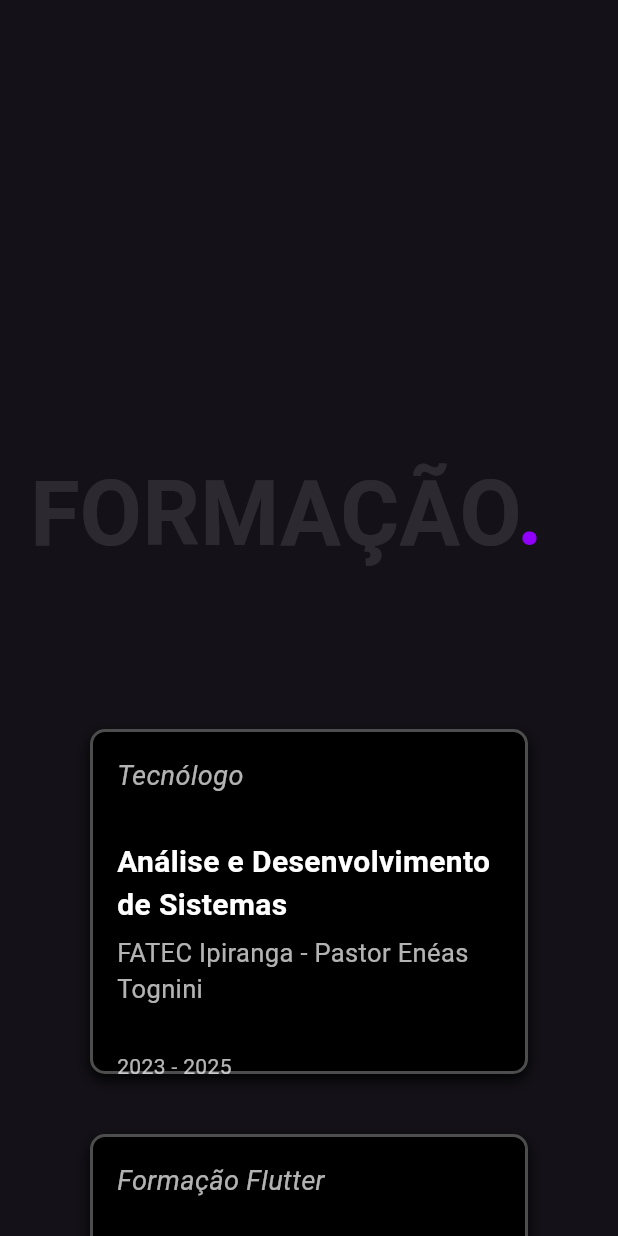
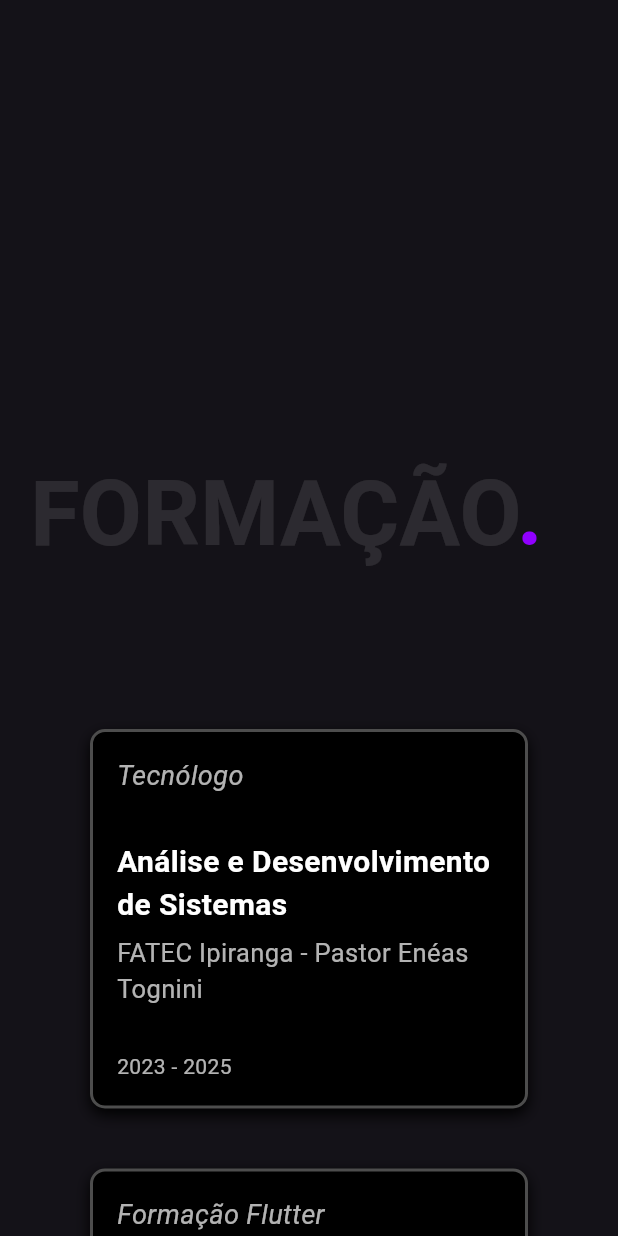
Before and after one commit to leonardovivo/portfolio, a Flutter app: the SectionEducation widget shown alone on an empty page, opened directly, on a phone screen of 412 x 824 dp. Run offline on Flutter 3.47's test engine with Material 3 defaults, Android fonts, the light colour scheme and no system bars; our stand-ins replace auto_size_text, flutter_animate, flutter_svg, scrollable_positioned_list, video_player.

Commit message:
ajusta versao mobile

```diff
--- a/lib/sections/section_education.dart
+++ b/lib/sections/section_education.dart
@@ -19,8 +19,8 @@ class SectionEducation extends StatelessWidget {
           final double fontSizeTitle = isMobile ? 60 : 100;
           final double cardWidth =
               isMobile || isTablet || isMediumScreen ? double.infinity : 535;
-          final double cardHeight =
-              isMobile || isTablet || isMediumScreen ? 230 : 200;
+          final double? cardHeight =
+              isMobile ? null : (isTablet || isMediumScreen ? 230 : 200);
 
           return Column(
             crossAxisAlignment: CrossAxisAlignment.start,
@@ -73,8 +73,8 @@ class SectionEducation extends StatelessWidget {
                               institution:
                                   'FATEC Ipiranga - Pastor Enéas Tognini',
                               period: '2023 - 2025',
+                              width: cardWidth,
                               height: cardHeight,
-                              width: cardWidth,
                             ),
                           ),
                           const SizedBox(height: 40),
@@ -86,8 +86,8 @@ class SectionEducation extends StatelessWidget {
                                   'Desenvolva seu primeiro app com Flutter',
                               institution: 'Alura',
                               period: '96h - 2023',
+                              width: cardWidth,
                               height: cardHeight,
-                              width: cardWidth,
                             ),
                           ),
                           const SizedBox(height: 40),
@@ -99,8 +99,8 @@ class SectionEducation extends StatelessWidget {
                                   'Crie projetos em Dart, a linguagem utilizada no Flutter',
                               institution: 'Alura',
                               period: '55h - 2023',
+                              width: cardWidth,
                               height: cardHeight,
-                              width: cardWidth,
                             ),
                           ),
                         ],
@@ -117,8 +117,8 @@ class SectionEducation extends StatelessWidget {
                                   institution:
                                       'FATEC Ipiranga - Pastor Enéas Tognini',
                                   period: '2023 - 2025',
+                                  width: cardWidth,
                                   height: cardHeight,
-                                  width: cardWidth,
                                 ),
                               ),
                               const SizedBox(height: 40),
@@ -130,8 +130,8 @@ class SectionEducation extends StatelessWidget {
                                       'Desenvolva seu primeiro app com Flutter',
                                   institution: 'Alura',
                                   period: '96h - 2023',
+                                  width: cardWidth,
                                   height: cardHeight,
-                                  width: cardWidth,
                                 ),
                               ),
                               const SizedBox(height: 40),
@@ -143,8 +143,8 @@ class SectionEducation extends StatelessWidget {
                                       'Crie projetos em Dart, a linguagem utilizada no Flutter',
                                   institution: 'Alura',
                                   period: '55h - 2023',
+                                  width: cardWidth,
                                   height: cardHeight,
-                                  width: cardWidth,
                                 ),
                               ),
                             ],
--- a/lib/widgets/cards_certificates.dart
+++ b/lib/widgets/cards_certificates.dart
@@ -5,7 +5,7 @@ class CardsCertificates extends StatefulWidget {
   final String certificateName;
   final String institution;
   final String period;
-  final double height;
+  final double? height;
   final double width;
 
   const CardsCertificates({
@@ -13,7 +13,7 @@ class CardsCertificates extends StatefulWidget {
     required this.certificateName,
     required this.institution,
     required this.period,
-    required this.height,
+    this.height,
     required this.width,
     super.key,
   });
@@ -41,7 +41,8 @@ class _CardsCertificatesState extends State<CardsCertificates> {
             decoration: BoxDecoration(
               color: Colors.black,
               borderRadius: BorderRadius.circular(10),
-              border: Border.all(color: Colors.white.withOpacity(0.3), width: 2),
+              border:
+                  Border.all(color: Colors.white.withOpacity(0.3), width: 2),
               boxShadow: [
                 BoxShadow(
                   color: _isHovered
@@ -53,7 +54,8 @@ class _CardsCertificatesState extends State<CardsCertificates> {
               ],
             ),
             child: Column(
-              mainAxisAlignment: MainAxisAlignment.center,
+              mainAxisSize:
+                  widget.height == null ? MainAxisSize.min : MainAxisSize.max,
               crossAxisAlignment: CrossAxisAlignment.start,
               children: [
                 SelectableText(
```
Also changed, not shown: lib/sections/section_skills.dart (+53 -35 lines).
